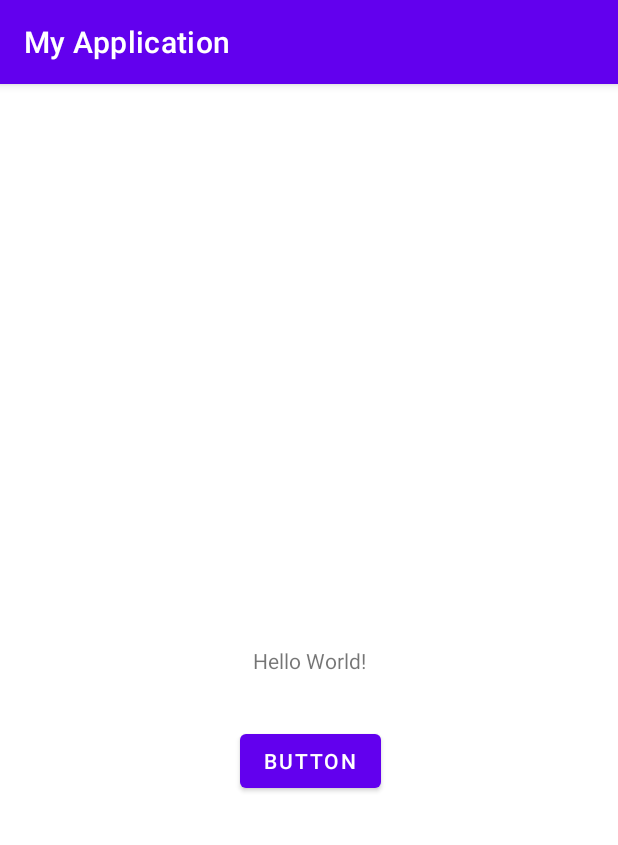
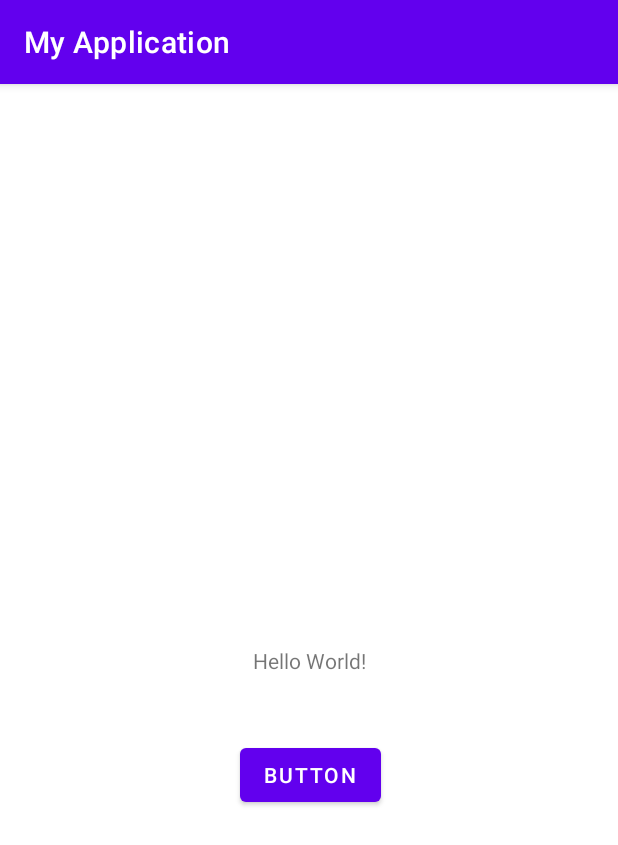
Before and after one commit to MOHAMEDMEDOHEMEDA/flash-list-app-, an Android app: the screen it shows after launch (MainActivity), on a phone screen of 412 x 824 dp. Shown: the top 845 px of the screen. Run offline under Robolectric (Android 15) with nearby library versions, the phone set to English and light mode, and no system bars.

Commit message:
New file

```diff
--- a/app/src/main/res/layout/activity_main.xml
+++ b/app/src/main/res/layout/activity_main.xml
@@ -27,7 +27,9 @@
         android:text="Button"
         app:layout_constraintBottom_toBottomOf="parent"
         app:layout_constraintEnd_toEndOf="parent"
+        app:layout_constraintHorizontal_bias="1.0"
         app:layout_constraintStart_toStartOf="parent"
-        app:layout_constraintTop_toBottomOf="@+id/textView" />
+        app:layout_constraintTop_toBottomOf="@+id/textView"
+        app:layout_constraintVertical_bias="1.0" />
 
 </androidx.constraintlayout.widget.ConstraintLayout>
```
